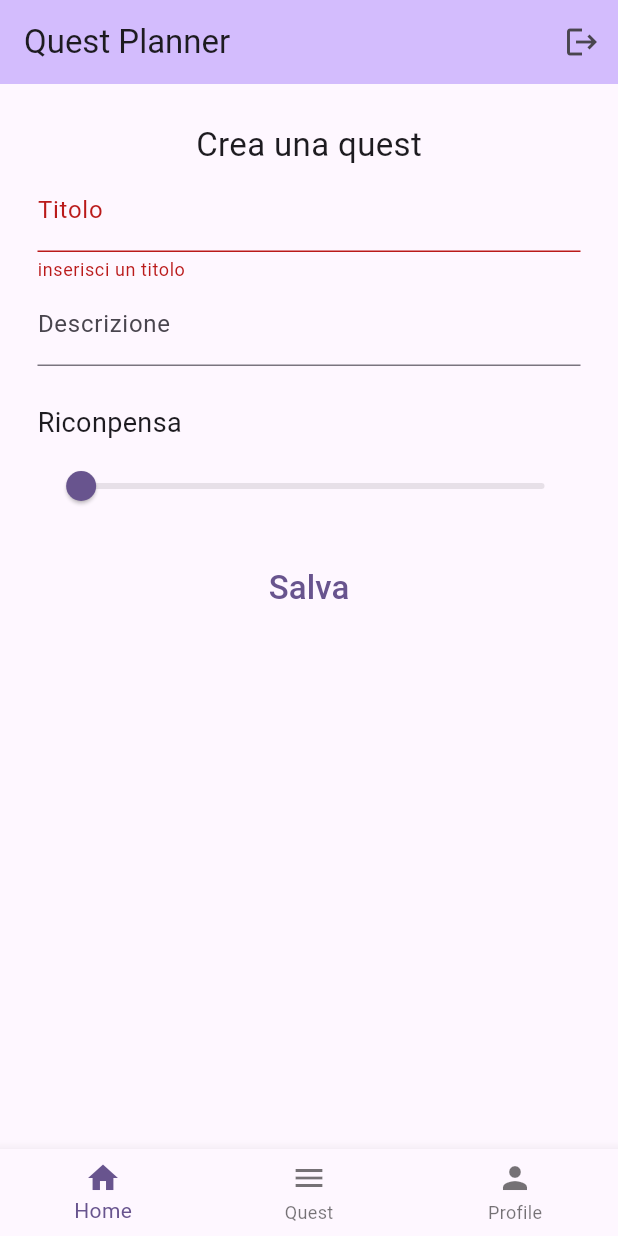
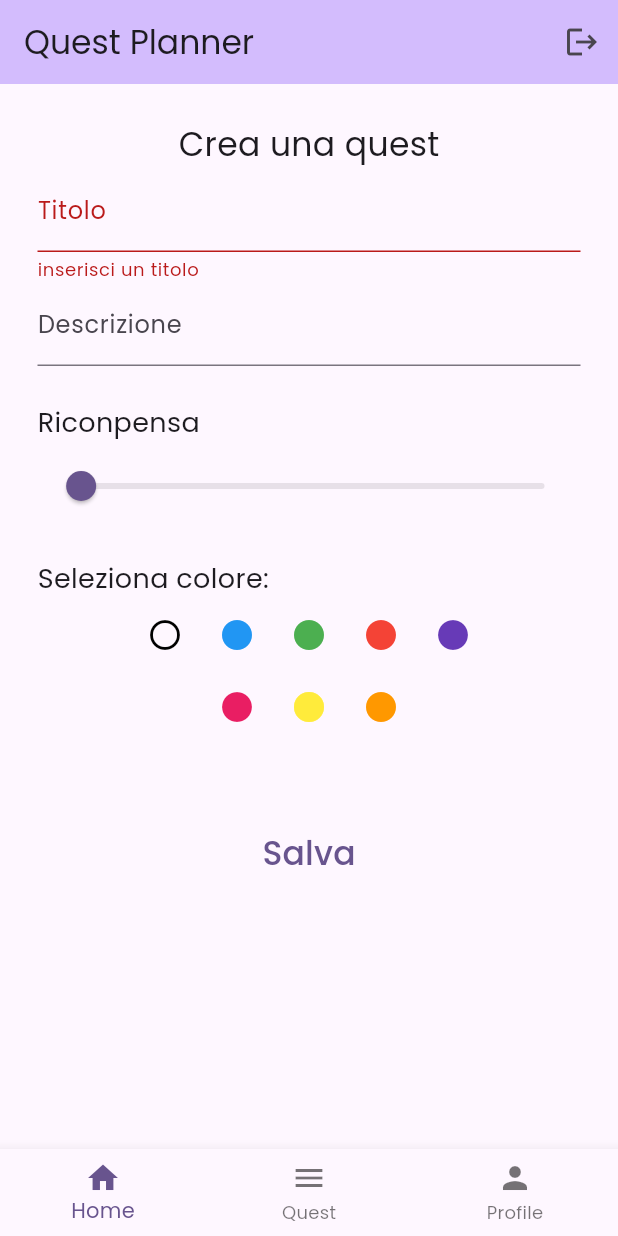
Before and after one commit to mike0697/quest_planner, a Flutter app: the screen it shows once a user with an empty profile is signed in, after a tap on "Salva", on a phone screen of 412 x 824 dp. Run offline on Flutter 3.47's test engine with Material 3 defaults, Android fonts, the phone set to English and light mode, and no system bars; our stand-ins replace cloud_firestore, firebase_auth, firebase_core, google_fonts, isar; accounts and stored records are empty; generated files the repository leaves out were written again; network calls fail.

Commit message:
Aggiornamenti vari Aggiunti colori

```diff
--- a/lib/main.dart
+++ b/lib/main.dart
@@ -1,5 +1,6 @@
 
 import 'package:flutter/material.dart';
+import 'package:google_fonts/google_fonts.dart';
 import 'package:provider/provider.dart';
 import 'package:quest_planner/Cloud.dart';
 import 'package:quest_planner/providers/quest_database.dart';
@@ -35,10 +36,11 @@ class MyApp extends StatelessWidget {
   @override
   Widget build(BuildContext context) {
     return MaterialApp(
-      title: 'Flutter Demo',
+      title: 'Quest Planner',
       theme: ThemeData(
         // This is the theme of your application.
         colorScheme: ColorScheme.fromSeed(seedColor: Colors.deepPurple),
+        textTheme: GoogleFonts.poppinsTextTheme(),
         useMaterial3: true,
       ),
       home: StreamBuilder(
--- a/lib/providers/quest_database.dart
+++ b/lib/providers/quest_database.dart
@@ -18,13 +18,13 @@ class QuestDatabase extends ChangeNotifier {
   final List<Quest> currentNotes = [];
 
   //create a note and save
-  Future<void> addNote({required String titolo, required String desc, required int punti}) async{
+  Future<void> addNote({required String titolo, required String desc, required int punti, required String color}) async{
     final newNote = Quest();
     newNote.titolo = titolo;
     newNote.descrizione = desc;
     newNote.ricompensa = punti;
     newNote.email = Auth().getCurrentUserEmail()!;
-    newNote.color = 'white';
+    newNote.color = color;
 
     //save to db
     await isar.writeTxn(() => isar.quests.put(newNote));
--- a/lib/screens/HomeScreen.dart
+++ b/lib/screens/HomeScreen.dart
@@ -16,7 +16,8 @@ class _HomeScreenState extends State<HomeScreen> {
 
   Map data ={
     "titolo": "",
-    "descrizione": ""
+    "descrizione": "",
+    "color": ""
   };
 
   double _currentValueSlider = 1.0;
@@ -30,6 +31,7 @@ class _HomeScreenState extends State<HomeScreen> {
           padding: const EdgeInsets.all(25),
           child: Form(
             key: _formkey,
+            child: SingleChildScrollView(
               child: Column(
                 children: [
                   const Text('Crea una quest', style: TextStyle(fontSize: 22),),
@@ -78,18 +80,45 @@ class _HomeScreenState extends State<HomeScreen> {
                     ),
                   ),
 
+                  Padding(padding: const EdgeInsets.only(top: 25),
+                      child: Container(
+                        alignment: Alignment.topLeft,
+                        child: const Text('Seleziona colore: ', style: TextStyle(fontSize: 18),),
+                      )
+                  ),
+
+                  Row(
+                      mainAxisSize: MainAxisSize.min,
+                      children: [
+                        IconButton(onPressed: (){data['color'] = 'white';}, icon: Icon(Icons.brightness_1_outlined, color: Colors.black,)),
+                        IconButton(onPressed: (){data['color'] = 'blue';}, icon: Icon(Icons.brightness_1, color: Colors.blue,)),
+                        IconButton(onPressed: (){data['color'] = 'green';}, icon: Icon(Icons.brightness_1, color: Colors.green,)),
+                        IconButton(onPressed: (){data['color'] = 'red';}, icon: Icon(Icons.brightness_1, color: Colors.red,)),
+                        IconButton(onPressed: (){data['color'] = 'dpurple';}, icon: Icon(Icons.brightness_1, color: Colors.deepPurple,)),
+                      ],
+                    ),
+                  Row(
+                    mainAxisSize: MainAxisSize.min,
+                    children: [
+                      IconButton(onPressed: (){data['color'] = 'pink';}, icon: Icon(Icons.brightness_1, color: Colors.pink,)),
+                      IconButton(onPressed: (){data['color'] = 'yellow';}, icon: Icon(Icons.brightness_1, color: Colors.yellow,)),
+                      IconButton(onPressed: (){data['color'] = 'orange';}, icon: Icon(Icons.brightness_1, color: Colors.orange,)),
+                    ],
+                  ),
+
 
 
                   Padding(
-                  padding: const EdgeInsets.only(top: 20),
+                    padding: const EdgeInsets.only(top: 50),
                     child: TextButton(
                         onPressed: () {
                           if (_formkey.currentState!.validate()){
                             _formkey.currentState!.save();
                             String titolo = data["titolo"];
                             String desc = data["descrizione"];
+                            String color = data["color"];
                             //crea una nota
-                          context.read<QuestDatabase>().addNote(titolo: titolo, desc: desc, punti: _currentValueSlider.toInt() );
+                            context.read<QuestDatabase>().addNote(titolo: titolo, desc: desc, punti: _currentValueSlider.toInt() , color: color);
                             // Pulisci i controller e resetta il form
                             _titoloController.clear();
                             _descrizioneController.clear();
@@ -104,6 +133,7 @@ class _HomeScreenState extends State<HomeScreen> {
                 ],
               ),
             ),
+          ),
         );
   }
 }
--- a/lib/screens/QuestScreen.dart
+++ b/lib/screens/QuestScreen.dart
@@ -75,12 +75,14 @@ class _QuestScreenState extends State<QuestScreen> {
         return Colors.red;
       case 'green':
         return Colors.green;
-      case 'purpleA':
+      case 'dpurple':
         return Colors.deepPurpleAccent;
       case 'blue':
         return Colors.blue;
       case 'yellow':
         return Colors.yellow;
+      case 'orange':
+        return Colors.orange;
       case 'white':
         return Colors.white;
       case 'pink':
--- a/pubspec.yaml
+++ b/pubspec.yaml
@@ -42,6 +42,7 @@ dependencies:
   isar: ^3.1.0+1
   isar_flutter_libs: ^3.1.0+1
   path_provider: ^2.1.2
+  google_fonts: ^6.1.0
 
 dev_dependencies:
   flutter_test:
```
Also changed, not shown: lib/widgets/DialogEdit.dart (+5 -6 lines), pubspec.lock. Lines whose indentation alone changed are shown as unchanged.
